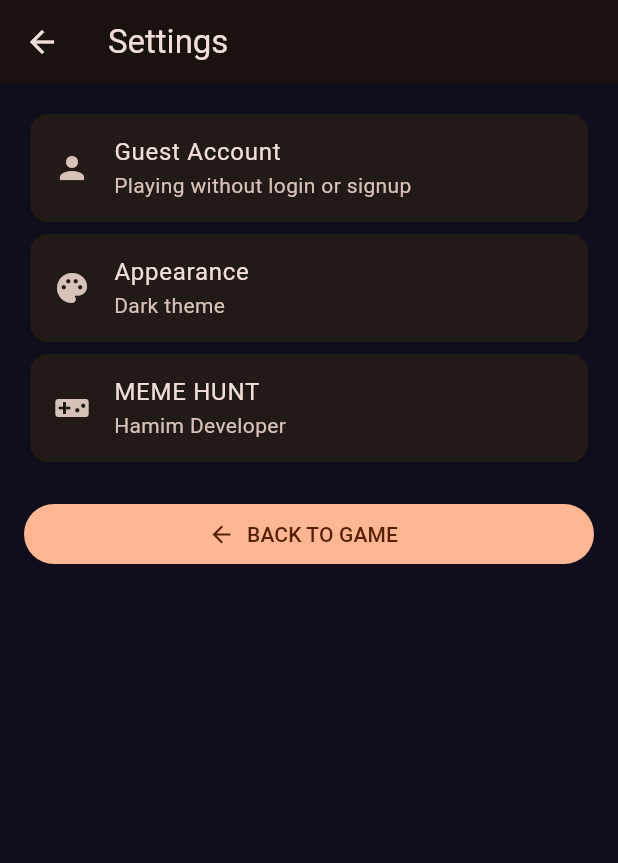
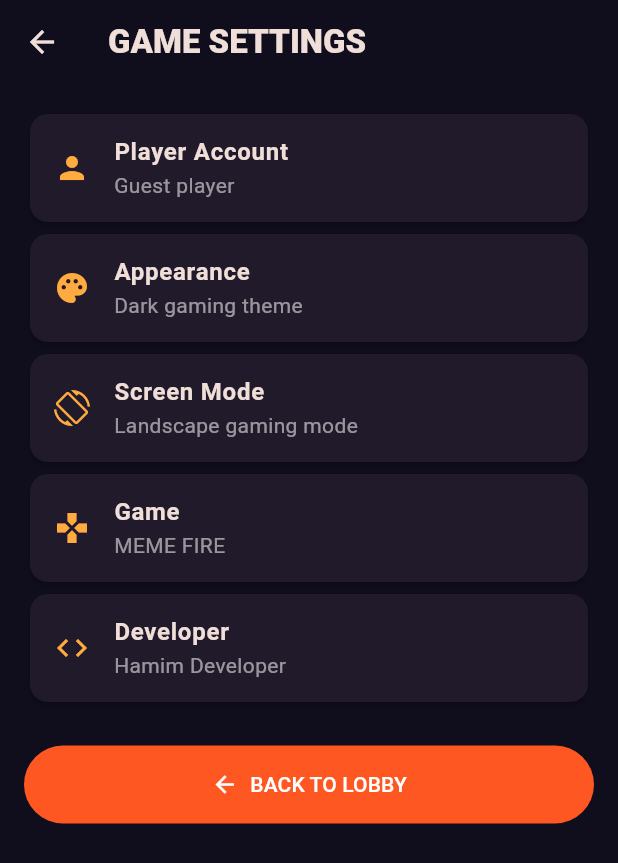
Before and after one commit to githu577/MEME-FIRE, a Flutter app: the SettingsScreen screen opened directly, on a phone screen of 412 x 824 dp. Shown: the top 863 px of the screen. Run offline on Flutter 3.47's test engine with Material 3 defaults, Android fonts, the phone set to English and light mode, and no system bars; our stand-ins replace supabase_flutter; accounts and stored records are empty.

Commit message:
Update settings_screen.dart

```diff
--- a/lib/screens/settings_screen.dart
+++ b/lib/screens/settings_screen.dart
@@ -4,43 +4,78 @@ import 'package:flutter/material.dart';
 class SettingsScreen extends StatelessWidget {
   const SettingsScreen({super.key});
 
+  Widget settingTile({
+    required IconData icon,
+    required String title,
+    required String subtitle,
+  }) {
+    return Card(
+      color: const Color(0xFF211A2B),
+      child: ListTile(
+        leading: Icon(icon, color: Colors.orangeAccent),
+        title: Text(
+          title,
+          style: const TextStyle(
+            fontWeight: FontWeight.bold,
+          ),
+        ),
+        subtitle: Text(
+          subtitle,
+          style: const TextStyle(color: Colors.white54),
+        ),
+      ),
+    );
+  }
+
   @override
   Widget build(BuildContext context) {
     return Scaffold(
+      backgroundColor: const Color(0xFF100D1C),
       appBar: AppBar(
-        title: const Text('Settings'),
+        title: const Text(
+          'GAME SETTINGS',
+          style: TextStyle(fontWeight: FontWeight.w900),
+        ),
+        backgroundColor: const Color(0xFF100D1C),
       ),
       body: ListView(
         padding: const EdgeInsets.all(16),
         children: [
-          const Card(
-            child: ListTile(
-              leading: Icon(Icons.person),
-              title: Text('Guest Account'),
-              subtitle: Text(
-                'Playing without login or signup',
-              ),
+          settingTile(
+            icon: Icons.person,
+            title: 'Player Account',
+            subtitle: 'Guest player',
+          ),
+          settingTile(
+            icon: Icons.palette,
+            title: 'Appearance',
+            subtitle: 'Dark gaming theme',
+          ),
+          settingTile(
+            icon: Icons.screen_rotation,
+            title: 'Screen Mode',
+            subtitle: 'Landscape gaming mode',
+          ),
+          settingTile(
+            icon: Icons.games,
+            title: 'Game',
+            subtitle: 'MEME FIRE',
+          ),
+          settingTile(
+            icon: Icons.code,
+            title: 'Developer',
+            subtitle: 'Hamim Developer',
+          ),
+          const SizedBox(height: 25),
+          FilledButton.icon(
+            style: FilledButton.styleFrom(
+              backgroundColor: Colors.deepOrange,
+              foregroundColor: Colors.white,
+              padding: const EdgeInsets.all(16),
             ),
-          ),
-          const Card(
-            child: ListTile(
-              leading: Icon(Icons.palette),
-              title: Text('Appearance'),
-              subtitle: Text('Dark theme'),
-            ),
-          ),
-          const Card(
-            child: ListTile(
-              leading: Icon(Icons.videogame_asset),
-              title: Text('MEME HUNT'),
-              subtitle: Text('Hamim Developer'),
-            ),
-          ),
-          const SizedBox(height: 20),
-          FilledButton.icon(
             onPressed: () => Navigator.pop(context),
             icon: const Icon(Icons.arrow_back),
-            label: const Text('BACK TO GAME'),
+            label: const Text('BACK TO LOBBY'),
           ),
         ],
       ),
```
